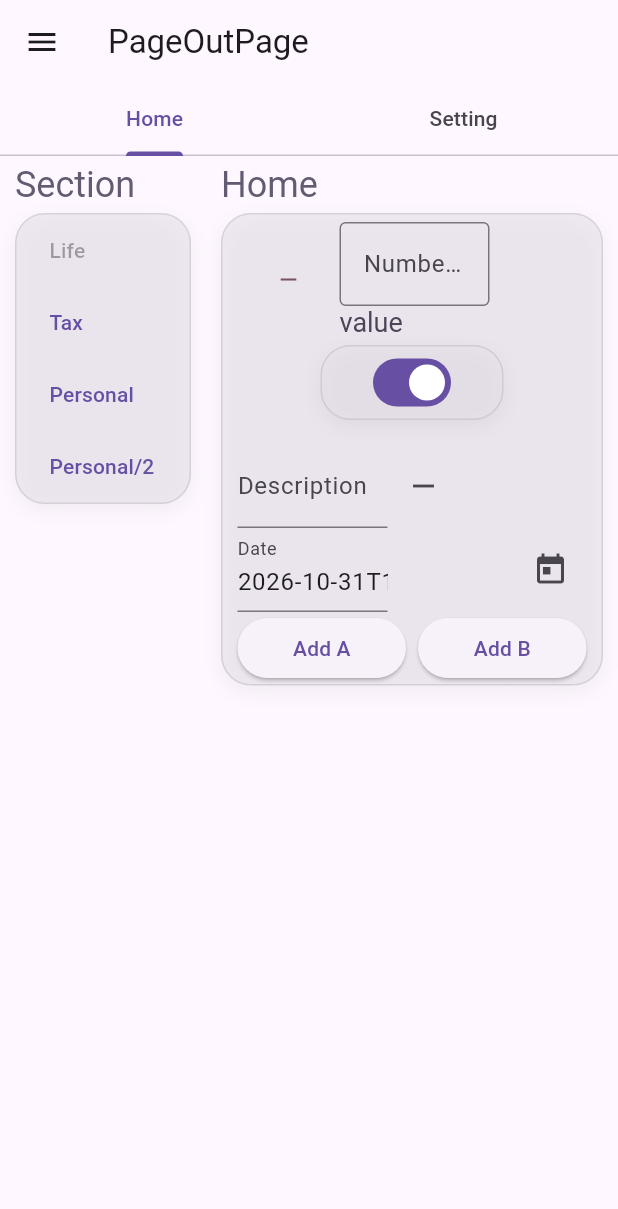
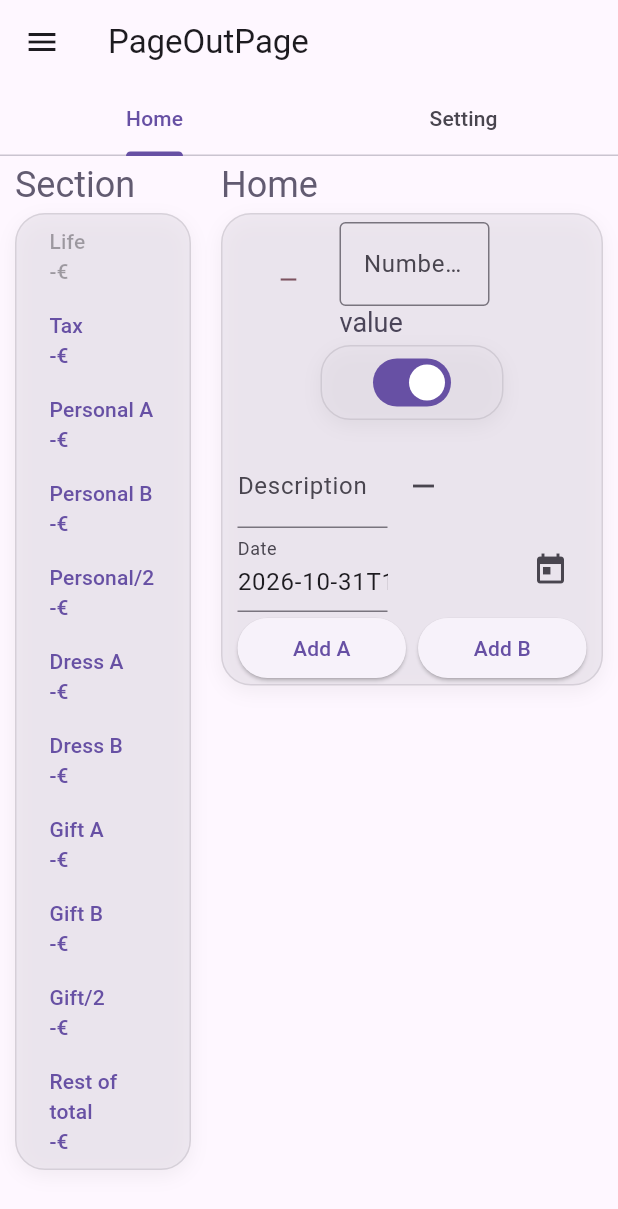
Before and after one commit to Sebastiano1997/test_unique, a Flutter app: the screen it shows after launch, in the side drawer, after a tap on the "remove" icon, on a phone screen of 412 x 824 dp. Shown: the top 1209 px of the screen. Run offline on Flutter 3.47's test engine with Material 3 defaults, Android fonts, the phone set to English and light mode, and no system bars; our stand-ins replace math_expressions, permission_handler, shared_preferences, vibration; missing offline and left inert: android_alarm_manager_plus.

Commit message:
Added expressionGet func, Updated functionalities and fixed

```diff
--- a/lib/pages/PageOut/model/PageOutModel.dart
+++ b/lib/pages/PageOut/model/PageOutModel.dart
@@ -3,6 +3,7 @@ import 'package:flutter/foundation.dart';
 import '../data/PageOutDal.dart';
 import 'PageOutModels.dart';
 import 'package:intl/intl.dart';
+import 'package:math_expressions/math_expressions.dart';
 
 class ADU<T> extends ChangeNotifier {
   ADU(this.items, {Future<void> Function()? callBack}) : _callBack = callBack;
@@ -94,6 +95,7 @@ class PageOutModel extends ChangeNotifier implements IPageOut {
   late SectionOut _selectedSectionOut;
 
   final String sectionNamePersonal2 = 'Personal/2';
+  final String sectionNameGift2 = 'Gift/2';
 
   void _createAdu() {
     _adu = ADU<Out>(_dm.list, callBack: () => _dal.save(_dm));
@@ -142,7 +144,7 @@ class PageOutModel extends ChangeNotifier implements IPageOut {
     outItem.whose = valueWhose;
     outItem.section = selectedSectionOut;
 
-    if (outItem.section.name == sectionNamePersonal2) {
+    if (outItem.section.name == sectionNamePersonal2 || outItem.section.name==sectionNameGift2) {
       String value = outItem.value;
       if (value != "") {
         if (value[0] == '=') value = value.substring(1);
@@ -230,4 +232,31 @@ class PageOutModel extends ChangeNotifier implements IPageOut {
     adu.delete(item);
     dal.save(dm);
   }
+
+  double getExpression(String expression) {
+    double result;
+    if(expression=="") return 0;
+
+    // Stringa con variabili (x) e funzioni (sin)
+    //String expression = "sin(x) + 10";
+
+    Parser p = Parser();
+    Expression exp;
+    try{
+      exp = p.parse(expression);
+    }catch(e)
+    {
+      print("error: exp = p.parse(expression);");
+      return 0;
+    }
+
+    // Definisci il valore della variabile 'x' nel ContextModel
+    ContextModel cm = ContextModel();
+    //cm.bindVariable(Variable('x'), Number(math.pi / 2)); // x = π/2
+
+    //result = exp.evaluate(EvaluationType.REAL, cm);
+    result = exp.evaluate(EvaluationType.REAL,cm);
+
+    return result;
+  }
 }
--- a/lib/pages/PageOut/model/PageOutModels.dart
+++ b/lib/pages/PageOut/model/PageOutModels.dart
@@ -129,7 +129,18 @@ List<SectionOut> createDefaultSections() {
   SyntaxBlockOut(itemForm: ItemFormOut.date),
   ],
   ),
-  SectionOut(name: 'Personal',
+  SectionOut(name: 'Personal A',
+    listSyntax: [
+  SyntaxBlockOut(itemForm: ItemFormOut.value, whose: 'A'),
+  SyntaxBlockOut(value: '\t'),
+  SyntaxBlockOut(itemForm: ItemFormOut.value, whose: 'B'),
+  SyntaxBlockOut(value: '\t'),
+  SyntaxBlockOut(itemForm: ItemFormOut.description),
+  SyntaxBlockOut(value: '\t'),
+  SyntaxBlockOut(itemForm: ItemFormOut.date),
+  ],
+  ),
+  SectionOut(name: 'Personal B',
     listSyntax: [
   SyntaxBlockOut(itemForm: ItemFormOut.value, whose: 'A'),
   SyntaxBlockOut(value: '\t'),
@@ -150,6 +161,62 @@ List<SectionOut> createDefaultSections() {
   SyntaxBlockOut(value: '\t'),
   SyntaxBlockOut(itemForm: ItemFormOut.date),
   ],
-  )
+  ),
+  SectionOut(name: 'Dress A',
+    listSyntax: [
+  SyntaxBlockOut(itemForm: ItemFormOut.value, whose: 'A'),
+  SyntaxBlockOut(value: '\t'),
+  SyntaxBlockOut(itemForm: ItemFormOut.value, whose: 'B'),
+  SyntaxBlockOut(value: '\t'),
+  SyntaxBlockOut(itemForm: ItemFormOut.description),
+  ],
+  ),
+  SectionOut(name: 'Dress B',
+    listSyntax: [
+  SyntaxBlockOut(itemForm: ItemFormOut.value, whose: 'A'),
+  SyntaxBlockOut(value: '\t'),
+  SyntaxBlockOut(itemForm: ItemFormOut.value, whose: 'B'),
+  SyntaxBlockOut(value: '\t'),
+  SyntaxBlockOut(itemForm: ItemFormOut.description),
+  ],
+  ),
+  SectionOut(name: 'Gift A',
+    listSyntax: [
+  SyntaxBlockOut(itemForm: ItemFormOut.value, whose: 'A'),
+  SyntaxBlockOut(value: '\t'),
+  SyntaxBlockOut(itemForm: ItemFormOut.value, whose: 'B'),
+  SyntaxBlockOut(value: '\t'),
+  SyntaxBlockOut(itemForm: ItemFormOut.description),
+  ],
+  ),
+  SectionOut(name: 'Gift B',
+    listSyntax: [
+  SyntaxBlockOut(itemForm: ItemFormOut.value, whose: 'A'),
+  SyntaxBlockOut(value: '\t'),
+  SyntaxBlockOut(itemForm: ItemFormOut.value, whose: 'B'),
+  SyntaxBlockOut(value: '\t'),
+  SyntaxBlockOut(itemForm: ItemFormOut.description),
+  ],
+  ),
+  SectionOut(name: 'Gift/2',
+    listSyntax: [
+  SyntaxBlockOut(itemForm: ItemFormOut.value, whose: 'A'),
+  SyntaxBlockOut(value: '\t'),
+  SyntaxBlockOut(itemForm: ItemFormOut.value, whose: 'B'),
+  SyntaxBlockOut(value: '\t'),
+  SyntaxBlockOut(itemForm: ItemFormOut.description),
+  ],
+  ),
+    SectionOut(name: 'Rest of total',
+      listSyntax: [
+        SyntaxBlockOut(itemForm: ItemFormOut.value, whose: 'A'),
+        SyntaxBlockOut(value: '\t'),
+        SyntaxBlockOut(itemForm: ItemFormOut.value, whose: 'B'),
+        SyntaxBlockOut(value: '\t'),
+        SyntaxBlockOut(itemForm: ItemFormOut.description),
+        SyntaxBlockOut(value: '\t'),
+        SyntaxBlockOut(itemForm: ItemFormOut.date),
+      ],
+    ),
   ];
 }
--- a/lib/pages/PageOut/ui/PageOutPage.dart
+++ b/lib/pages/PageOut/ui/PageOutPage.dart
@@ -93,7 +93,7 @@ class _PageOutView extends StatelessWidget {
               onPressed: vm.selectedSectionOut==section?null: () => vm.onSelectedSectionOut(section),
               child: Align(
                 alignment: Alignment.centerLeft,
-                child: Text(section.name),
+                child: Text("${section.name}\r\n${vm.getExpressionFromSection(section)}€"),
               ),
             ),
           )
@@ -406,6 +406,7 @@ class _OutTextFieldValue extends StatefulWidget {
   final ValueChanged<String> onChanged;
   final bool isIconRemove;
 
+
   @override
   State<_OutTextFieldValue> createState() => _OutTextFieldValueState();
 }
@@ -455,8 +456,10 @@ class _OutTextFieldValueState extends State<_OutTextFieldValue> {
         ),
           subtitle: const Text('value'),
           size: SizeE.small,
-      leading: !widget.isIconRemove?SizedBox():IconButton(onPressed: ()=>setState(() {
+      leading: !widget.isIconRemove?SizedBox():
+      IconButton(onPressed: ()=>setState(() {
           _controller.text="";
+          widget.onChanged("");
         }), icon: Icon(Icons.remove)),
       children: [
         Container(
--- a/lib/pages/PageOut/viewmodel/PageOutViewModel.dart
+++ b/lib/pages/PageOut/viewmodel/PageOutViewModel.dart
@@ -70,9 +70,11 @@ class PageOutViewModel extends ChangeNotifier
 
   @override
   Future<void> onClickAddOut(String valueWhose, Out outItem, BuildContext context) async {
+    if(selectedOut.value=="") selectedOut.value="0";
+    String value=selectedOut.value;
     await _model.onClickAddOut(valueWhose, outItem);
     selectedOut = Out(
-      value: selectedOut.value,
+      value: value,
       description: selectedOut.description,
       whose: selectedOut.whose,
 
@@ -121,4 +123,14 @@ class PageOutViewModel extends ChangeNotifier
     model.dal.save(model.dm);
     //notifyListeners();
   }
+
+  String getExpressionFromSection(SectionOut section)
+  {
+    List<Out> list=this.list.where((i)=>i.section==section).toList();
+    if(list.isEmpty) return "-";
+    String expression=list.map((i)=>i.value).join("+");
+
+    if(expression.contains("=")) expression=expression.replaceAll("=", "");
+    return model.getExpression(expression).toString();
+  }
 }
--- a/pubspec.yaml
+++ b/pubspec.yaml
@@ -42,6 +42,7 @@ dependencies:
   uuid: ^4.5.2
   json_annotation: ^4.12.0
   intl: ^0.20.3
+  math_expressions: ^3.2.0
 
 dev_dependencies:
   flutter_test:
```
Also changed, not shown: pubspec.lock.
